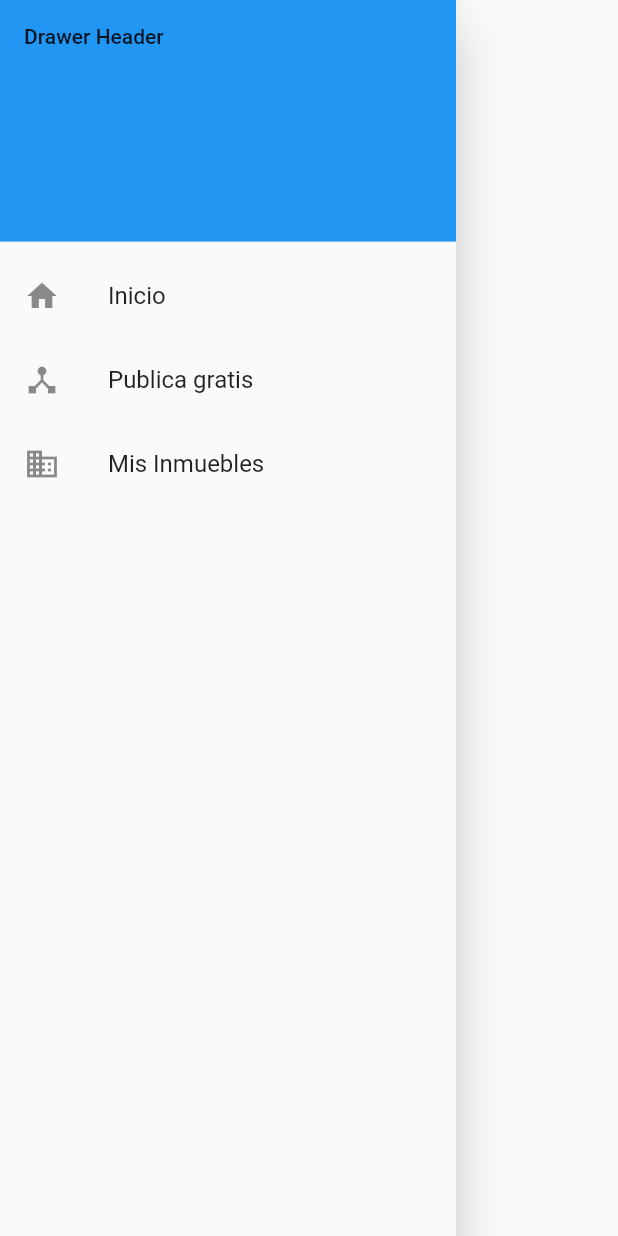
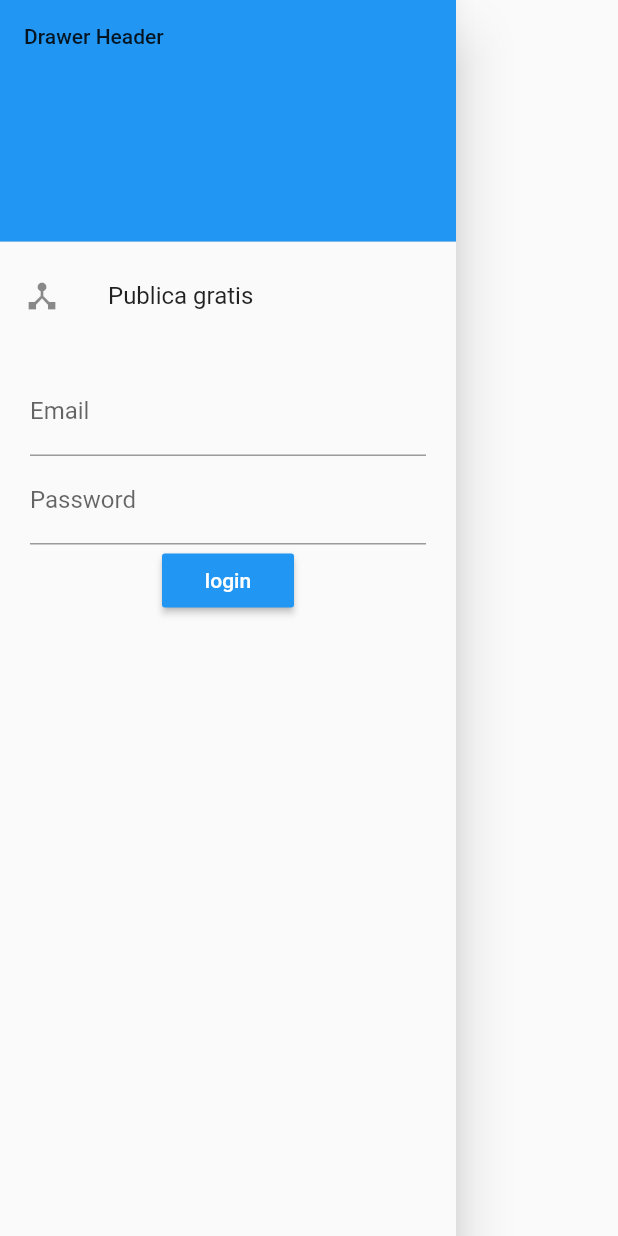
Before and after one commit to farvher/dwelling_flutter_app, a Flutter app: the UserPreferencesPage widget shown alone on an empty page, opened directly, on a phone screen of 412 x 824 dp. Run offline on Flutter 3.47's test engine with Material 2 defaults, Android fonts, the phone set to English and light mode, and no system bars; our stand-ins replace flutter_tindercard, google_maps_flutter; network calls fail.

Commit message:
login in drawer

```diff
--- a/lib/main.dart
+++ b/lib/main.dart
@@ -22,7 +22,7 @@ class MyApp extends StatelessWidget {
       theme: ThemeData(
         primarySwatch: Colors.red,
       ),
-      home: user.token ==null ?  LoginPage() : CardsHomePage(),
+      home:  CardsHomePage(),
     );
   }
 
--- a/lib/user_preferences.dart
+++ b/lib/user_preferences.dart
@@ -1,3 +1,4 @@
+import 'package:dwelling_flutter_app/Login/login.dart';
 import 'package:flutter/material.dart';
 
 class UserPreferencesPage extends StatefulWidget {
@@ -19,40 +20,15 @@ class _UserPreferencesPage extends State<UserPreferencesPage> {
                 ),
               ),
               ListTile(
-            leading: Icon(Icons.home),
-            title: Text('Inicio'),
-            onTap: () {
-              // Update the state of the app
-              // ...
-              // Then close the drawer
-              Navigator.pop(context);
-            },
-          ),
-          ListTile(
                   leading: Icon(Icons.device_hub),
                   title: Text('Publica gratis'),
                   onTap: () {
-              // Update the state of the app
-              // ...
-              // Then close the drawer
                     Navigator.pop(context);
-            },
-          ),
-          ListTile(
-            leading: Icon(Icons.business),
-            title: Text('Mis Inmuebles'),
-            onTap: () {
-              // Update the state of the app
-              // ...
-              // Then close the drawer
-              Navigator.pop(context);
-            },
-          ),
-          ButtonBar(
-            children: <Widget>[],
+                  }), LoginPage()
+
+
+            ]
         )
-        ],
-      ),
     );
   }
 }
```
Also changed, not shown: lib/Login/login.dart (+7 -15 lines), lib/services/loginProvider.dart (+6 -2 lines), pubspec.lock. Lines whose indentation alone changed are shown as unchanged.
